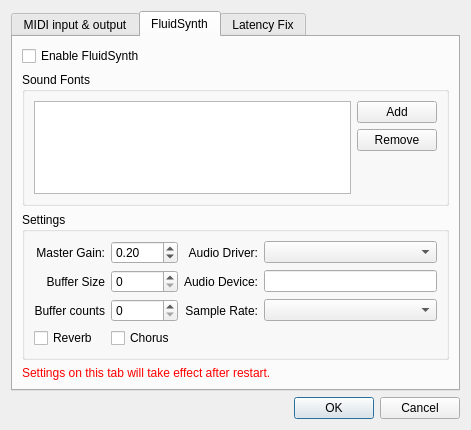
Old version of the form src/GuiMidiSetupDialog.ui in the repository pianobooster/PianoBooster.
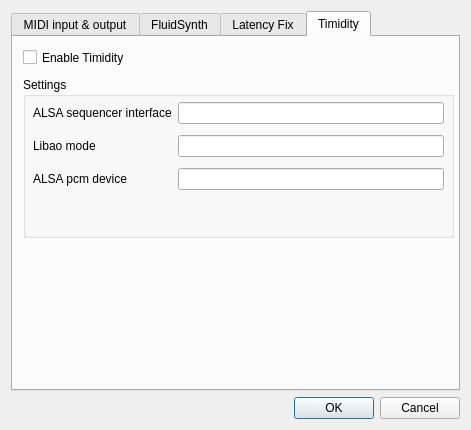
New version of the form.

Commit message: tab timidity

```diff
--- a/src/GuiMidiSetupDialog.ui
+++ b/src/GuiMidiSetupDialog.ui
@@ -20,7 +20,7 @@
       <enum>QTabWidget::Rounded</enum>
      </property>
      <property name="currentIndex">
-      <number>1</number>
+      <number>3</number>
      </property>
      <widget class="QWidget" name="tab">
       <attribute name="title">
@@ -391,6 +391,79 @@
        </property>
       </widget>
      </widget>
+     <widget class="QWidget" name="tab_4">
+      <attribute name="title">
+       <string>Timidity</string>
+      </attribute>
+      <widget class="QCheckBox" name="enableTimidity">
+       <property name="geometry">
+        <rect>
+         <x>10</x>
+         <y>10</y>
+         <width>431</width>
+         <height>21</height>
+        </rect>
+       </property>
+       <property name="text">
+        <string>Enable Timidity</string>
+       </property>
+      </widget>
+      <widget class="QGroupBox" name="timiditySettingsGroupBox">
+       <property name="geometry">
+        <rect>
+         <x>10</x>
+         <y>40</y>
+         <width>431</width>
+         <height>161</height>
+        </rect>
+       </property>
+       <property name="title">
+        <string>Settings</string>
+       </property>
+       <widget class="QWidget" name="gridLayoutWidget">
+        <property name="geometry">
+         <rect>
+          <x>10</x>
+          <y>20</y>
+          <width>411</width>
+          <height>101</height>
+         </rect>
+        </property>
+        <layout class="QGridLayout" name="gridLayout_2">
+         <item row="1" column="0">
+          <widget class="QLabel" name="label_10">
+           <property name="text">
+            <string>Libao mode</string>
+           </property>
+          </widget>
+         </item>
+         <item row="2" column="0">
+          <widget class="QLabel" name="label_11">
+           <property name="text">
+            <string>ALSA pcm device</string>
+           </property>
+          </widget>
+         </item>
+         <item row="0" column="0">
+          <widget class="QLabel" name="label_6">
+           <property name="text">
+            <string>ALSA sequencer interface</string>
+           </property>
+          </widget>
+         </item>
+         <item row="1" column="1">
+          <widget class="QLineEdit" name="timidityLibaoMode"/>
+         </item>
+         <item row="0" column="1">
+          <widget class="QLineEdit" name="timiditySequencerInterface"/>
+         </item>
+         <item row="2" column="1">
+          <widget class="QLineEdit" name="timidityPcmDevice"/>
+         </item>
+        </layout>
+       </widget>
+      </widget>
+     </widget>
     </widget>
    </item>
    <item>
```
Left out of the diff: 2 changed lines with no effect on the pictures. The commit also changes 4 other files.
